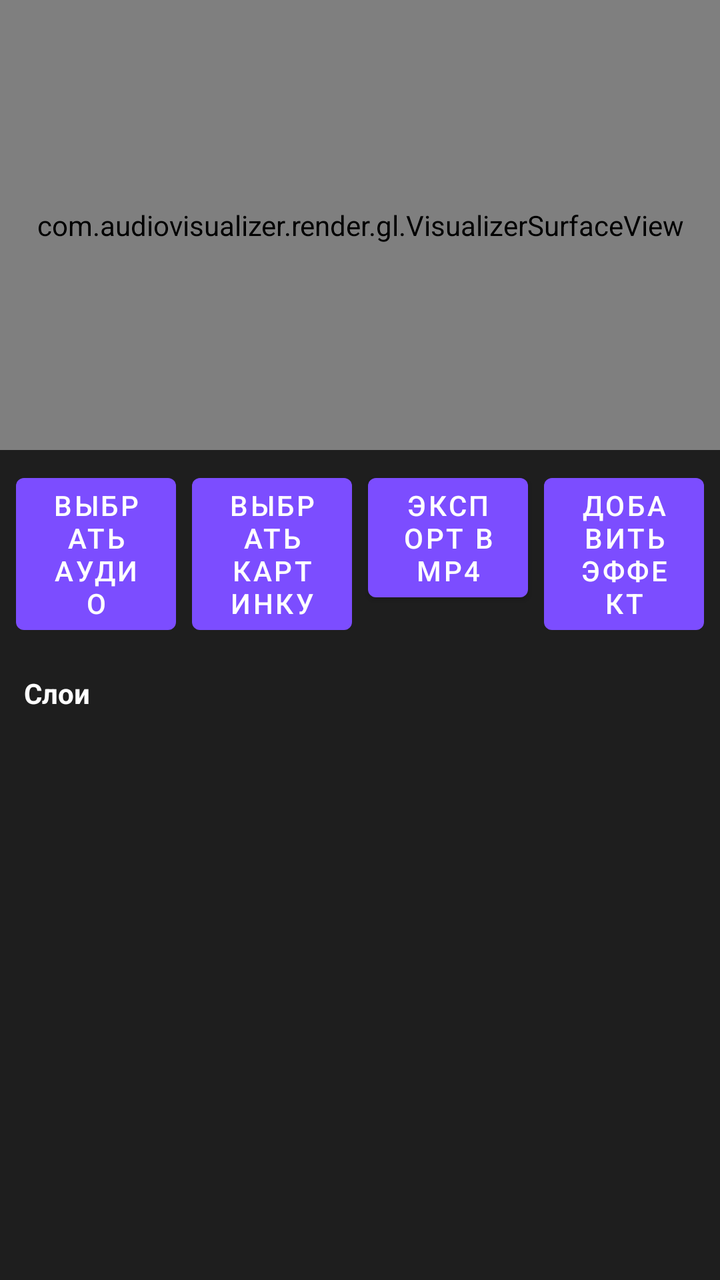
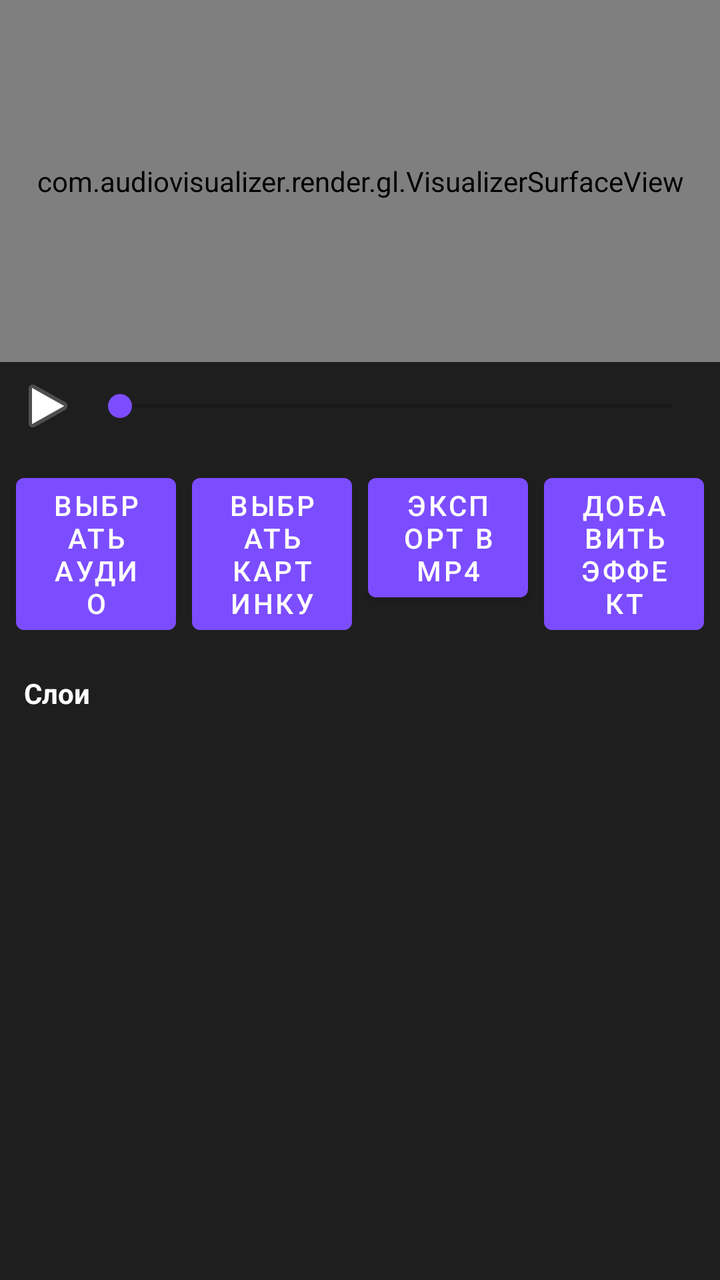

An Android layout rendered at two revisions. The XML below is the earlier revision; the diff shows what the commit changed to produce the second picture.
<!-- AndroidManifest.xml: application theme Theme.AudioVisualizer -->
<!-- res/layout/activity_main.xml -->
<?xml version="1.0" encoding="utf-8"?>
<androidx.constraintlayout.widget.ConstraintLayout xmlns:android="http://schemas.android.com/apk/res/android"
    xmlns:app="http://schemas.android.com/apk/res-auto"
    android:layout_width="match_parent"
    android:layout_height="match_parent"
    android:background="@color/background">

    <com.audiovisualizer.render.gl.VisualizerSurfaceView
        android:id="@+id/visualizerSurface"
        android:layout_width="0dp"
        android:layout_height="0dp"
        app:layout_constraintTop_toTopOf="parent"
        app:layout_constraintStart_toStartOf="parent"
        app:layout_constraintEnd_toEndOf="parent"
        app:layout_constraintBottom_toTopOf="@id/controlsPanel" />

    <LinearLayout
        android:id="@+id/controlsPanel"
        android:layout_width="match_parent"
        android:layout_height="wrap_content"
        android:orientation="horizontal"
        android:padding="8dp"
        android:background="@color/surface"
        app:layout_constraintTop_toBottomOf="@id/visualizerSurface"
        app:layout_constraintBottom_toTopOf="@id/layersTitle">

        <com.google.android.material.button.MaterialButton
            android:id="@+id/pickAudioButton"
            android:layout_width="0dp"
            android:layout_height="wrap_content"
            android:layout_weight="1"
            android:layout_marginEnd="4dp"
            android:text="@string/action_pick_audio" />

        <com.google.android.material.button.MaterialButton
            android:id="@+id/pickImageButton"
            android:layout_width="0dp"
            android:layout_height="wrap_content"
            android:layout_weight="1"
            android:layout_marginStart="4dp"
            android:layout_marginEnd="4dp"
            android:text="@string/action_pick_image" />

        <com.google.android.material.button.MaterialButton
            android:id="@+id/exportButton"
            android:layout_width="0dp"
            android:layout_height="wrap_content"
            android:layout_weight="1"
            android:layout_marginStart="4dp"
            android:layout_marginEnd="4dp"
            android:text="@string/action_export" />

        <com.google.android.material.button.MaterialButton
            android:id="@+id/addEffectButton"
            android:layout_width="0dp"
            android:layout_height="wrap_content"
            android:layout_weight="1"
            android:layout_marginStart="4dp"
            android:text="@string/action_add_effect" />
    </LinearLayout>

    <TextView
        android:id="@+id/layersTitle"
        android:layout_width="match_parent"
        android:layout_height="wrap_content"
        android:background="@color/surface"
        android:paddingStart="12dp"
        android:paddingTop="8dp"
        android:paddingBottom="4dp"
        android:paddingEnd="12dp"
        android:text="@string/layers_title"
        android:textColor="@color/on_background"
        android:textStyle="bold"
        app:layout_constraintTop_toBottomOf="@id/controlsPanel"
        app:layout_constraintBottom_toTopOf="@id/layersList" />

    <androidx.recyclerview.widget.RecyclerView
        android:id="@+id/layersList"
        android:layout_width="match_parent"
        android:layout_height="280dp"
        android:background="@color/surface"
        app:layout_constraintTop_toBottomOf="@id/layersTitle"
        app:layout_constraintBottom_toBottomOf="parent" />

</androidx.constraintlayout.widget.ConstraintLayout>
<!-- resources referenced by this layout -->
<resources>
  <color name="background">#FF121212</color>
  <color name="on_background">#FFFFFFFF</color>
  <color name="surface">#FF1E1E1E</color>
  <string name="action_add_effect">Добавить эффект</string>
  <string name="action_export">Экспорт в MP4</string>
  <string name="action_pick_audio">Выбрать аудио</string>
  <string name="action_pick_image">Выбрать картинку</string>
  <string name="layers_title">Слои</string>
  <style name="Theme.AudioVisualizer" parent="Theme.MaterialComponents.DayNight.NoActionBar">
          <item name="colorPrimary">@color/accent</item>
          <item name="colorPrimaryDark">@color/background</item>
          <item name="colorAccent">@color/accent</item>
          <item name="android:windowBackground">@color/background</item>
      </style>
  <color name="accent">#FF7C4DFF</color>
</resources>

<!-- the commit's change to res/layout/activity_main.xml (unified diff, before → after) -->
@@ -12,7 +12,40 @@
         app:layout_constraintTop_toTopOf="parent"
         app:layout_constraintStart_toStartOf="parent"
         app:layout_constraintEnd_toEndOf="parent"
-        app:layout_constraintBottom_toTopOf="@id/controlsPanel" />
+        app:layout_constraintBottom_toTopOf="@id/timelineRow" />
+
+    
+    <LinearLayout
+        android:id="@+id/timelineRow"
+        android:layout_width="match_parent"
+        android:layout_height="wrap_content"
+        android:orientation="horizontal"
+        android:gravity="center_vertical"
+        android:paddingStart="4dp"
+        android:paddingTop="2dp"
+        android:paddingBottom="2dp"
+        android:paddingEnd="8dp"
+        android:background="@color/surface"
+        app:layout_constraintTop_toBottomOf="@id/visualizerSurface"
+        app:layout_constraintBottom_toTopOf="@id/controlsPanel">
+
+        <ImageButton
+            android:id="@+id/timelinePlayPauseButton"
+            android:layout_width="40dp"
+            android:layout_height="40dp"
+            android:background="?attr/selectableItemBackgroundBorderless"
+            android:contentDescription="@string/timeline_play_pause"
+            android:src="@android:drawable/ic_media_play"
+            android:enabled="false" />
+
+        <SeekBar
+            android:id="@+id/timelineSeekBar"
+            android:layout_width="0dp"
+            android:layout_height="wrap_content"
+            android:layout_weight="1"
+            android:enabled="false" />
+
+    </LinearLayout>
 
     <LinearLayout
         android:id="@+id/controlsPanel"
@@ -21,7 +54,7 @@
         android:orientation="horizontal"
         android:padding="8dp"
         android:background="@color/surface"
-        app:layout_constraintTop_toBottomOf="@id/visualizerSurface"
+        app:layout_constraintTop_toBottomOf="@id/timelineRow"
         app:layout_constraintBottom_toTopOf="@id/layersTitle">
 
         <com.google.android.material.button.MaterialButton
<!-- resource entries referenced after the edit -->
@@ -8,6 +8,7 @@
   <string name="action_pick_audio">Выбрать аудио</string>
   <string name="action_pick_image">Выбрать картинку</string>
   <string name="layers_title">Слои</string>
+  <string name="timeline_play_pause">Играть/Пауза</string>
   <style name="Theme.AudioVisualizer" parent="Theme.MaterialComponents.DayNight.NoActionBar">
           <item name="colorPrimary">@color/accent</item>
           <item name="colorPrimaryDark">@color/background</item>
